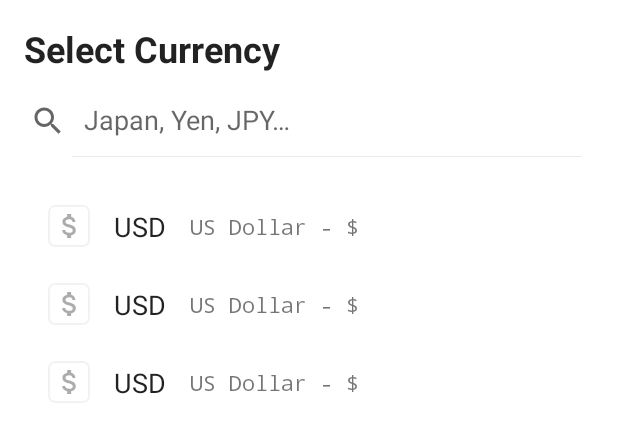
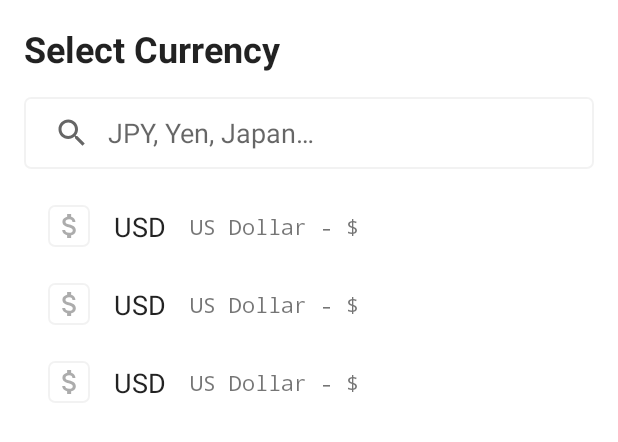
Before and after one commit to izadiegizabal/exploratu, an Android app: the layout fragment_currencies_list_dialog.xml on its own in the app's theme, with its tools: preview values and no code run, on a phone screen of 412 x 824 dp. Shown: the top 442 px of the screen. Run offline under Robolectric (Android 15) with nearby library versions, the phone set to English and light mode, and no system bars.

Commit message:
Search currency working

```diff
--- a/app/src/main/res/layout/fragment_currencies_list_dialog.xml
+++ b/app/src/main/res/layout/fragment_currencies_list_dialog.xml
@@ -5,8 +5,8 @@
         android:id="@+id/cl_bs_currency_selector"
         android:layout_width="match_parent"
         android:layout_height="match_parent"
-        app:layout_behavior="@string/bottom_sheet_behavior"
-        android:background="@drawable/bg_rounded_dialog">
+        android:background="@drawable/bg_rounded_dialog"
+        app:layout_behavior="@string/bottom_sheet_behavior">
 
     <LinearLayout
             android:layout_width="match_parent"
@@ -26,18 +26,21 @@
                 android:id="@+id/sv_currencies"
                 android:layout_width="match_parent"
                 android:layout_height="wrap_content"
-                app:queryHint="@string/currency_query_hint"
-                android:paddingEnd="16dp"
-                android:paddingStart="0dp"
-                android:layout_marginBottom="16dp"
-                app:iconifiedByDefault="false"/>
+                android:layout_marginStart="16dp"
+                android:layout_marginEnd="16dp"
+                android:layout_marginTop="8dp"
+                android:layout_marginBottom="8dp"
+                android:background="@drawable/bg_flag_placeholder"
+                app:queryBackground="@android:color/transparent"
+                app:iconifiedByDefault="false"
+                app:queryHint="@string/currency_query_hint" />
 
         <androidx.recyclerview.widget.RecyclerView
                 android:id="@+id/rv_currency_list"
                 android:layout_width="match_parent"
                 android:layout_height="match_parent"
+                android:clipToPadding="false"
                 android:minHeight="5000dp"
-                android:clipToPadding="false"
                 android:paddingTop="@dimen/list_item_spacing_half"
                 android:paddingBottom="@dimen/list_item_spacing_half"
                 tools:context=".currencies.CurrenciesListDialogFragment"
--- a/app/src/main/res/values/strings.xml
+++ b/app/src/main/res/values/strings.xml
@@ -16,7 +16,7 @@
 
     <!-- Select Currency -->
     <string name="select_currency">Select Currency</string>
-    <string name="currency_query_hint">Japan, Yen, JPY…</string>
+    <string name="currency_query_hint">JPY, Yen, Japan…</string>
 
     <!-- cosos prueba ocr-->
     <string name="ok">OK</string>
```
Also changed, not shown: app/src/main/java/xyz/izadi/exploratu/currencies/CurrenciesListDialogFragment.kt (+20 -14 lines).
